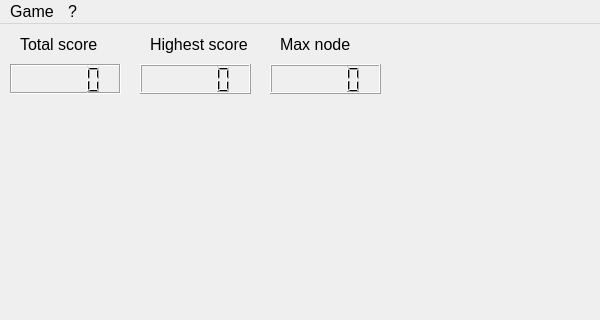
Qt form mainwindow.ui (cerevra/2048) before a commit; both pictures show x 0 to 600 and y 0 to 320 of the 600 by 600 pixel window.
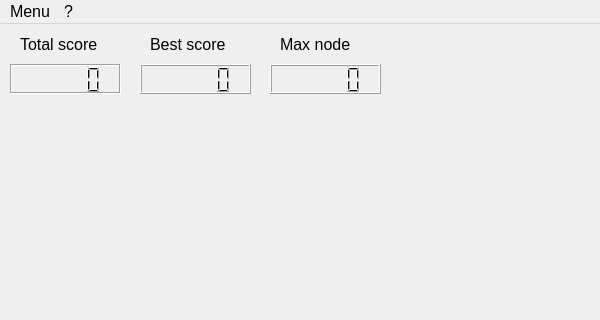
The same form after that commit.

Commit message: text correction

Patch:
```diff
--- a/mainwindow.ui
+++ b/mainwindow.ui
@@ -75,7 +75,7 @@
      </rect>
     </property>
     <property name="text">
-     <string>Highest score</string>
+     <string>Best score</string>
     </property>
    </widget>
    <widget class="QLCDNumber" name="lcdNumber_maxNode">
@@ -108,7 +108,7 @@
      <x>0</x>
      <y>0</y>
      <width>600</width>
-     <height>24</height>
+     <height>21</height>
     </rect>
    </property>
    <property name="nativeMenuBar">
@@ -116,7 +116,7 @@
    </property>
    <widget class="QMenu" name="menu">
     <property name="title">
-     <string>Game</string>
+     <string>Menu</string>
     </property>
     <addaction name="actionSettings"/>
     <addaction name="actionExit"/>
```
Left out of the diff: 2 changed lines with no effect on the pictures.
